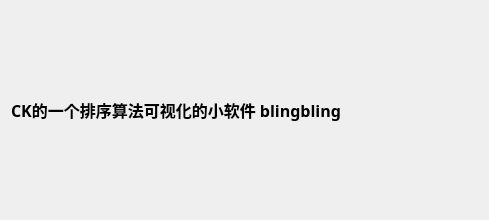
This is titlebar.ui in rbycntj/qt_project as Qt 5 draws it before an edit; both pictures show x 0 to 489 and y 0 to 220 of the 1010 by 220 pixel window. The edited form follows.
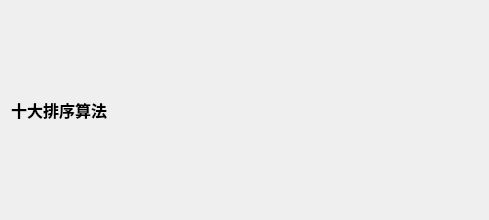
This is the edited form. Icons and pictures are not drawn.

```diff
--- a/titlebar.ui
+++ b/titlebar.ui
@@ -28,7 +28,7 @@
       </font>
      </property>
      <property name="text">
-      <string>CK的一个排序算法可视化的小软件 blingbling</string>
+      <string>十大排序算法</string>
      </property>
     </widget>
    </item>
```
